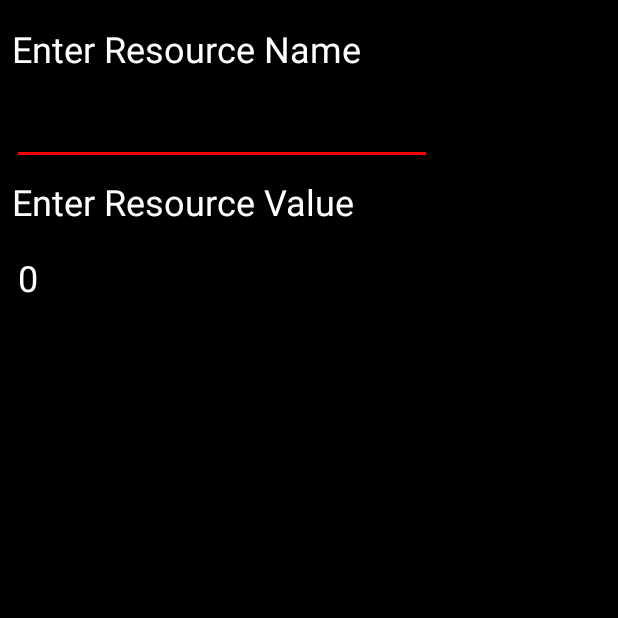
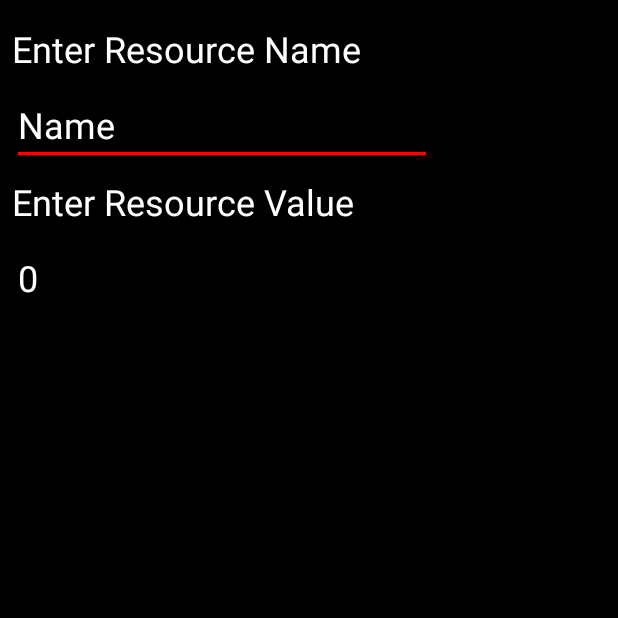
Before and after one commit to KarmaticNeutral/TabletopTools, an Android app: the AddResourceDialogActivity screen opened directly, with no data from a screen before it, on a phone screen of 412 x 824 dp, the top half of it. Run offline under Robolectric (Android 15) with nearby library versions, the phone set to English and light mode, and no system bars.

Commit message:
Added some text to the add resource dialog box because the black background could have been confusing

```diff
--- a/app/src/main/res/layout/activity_add_resource_dialog.xml
+++ b/app/src/main/res/layout/activity_add_resource_dialog.xml
@@ -25,7 +25,7 @@
         android:layout_marginTop="8dp"
         android:ems="10"
         android:inputType="textPersonName"
-        android:text=""
+        android:text="@string/resource_name"
         android:textSize="24sp"
         app:layout_constraintStart_toStartOf="parent"
         app:layout_constraintTop_toBottomOf="@+id/resourceNameTextView" />
--- a/app/src/main/res/values/strings.xml
+++ b/app/src/main/res/values/strings.xml
@@ -70,4 +70,5 @@
     <string name="cloud_saves">Cloud Saves</string>
     <string name="local_saves">Local Saves</string>
     <string name="shuffle">Shuffle</string>
+    <string name="resource_name">Name</string>
 </resources>
```
Also changed, not shown: app/src/main/java/com/example/Table_Top_Gaming/GameActivity.java (+9 -0 lines).
